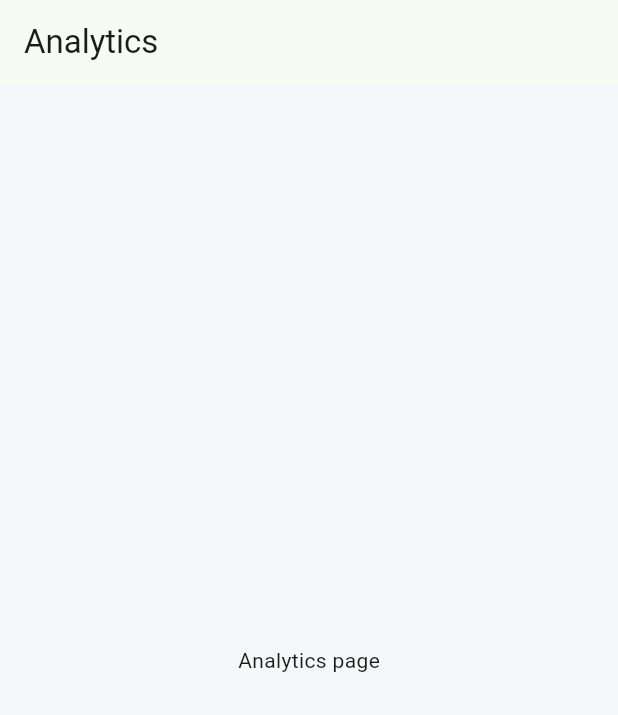
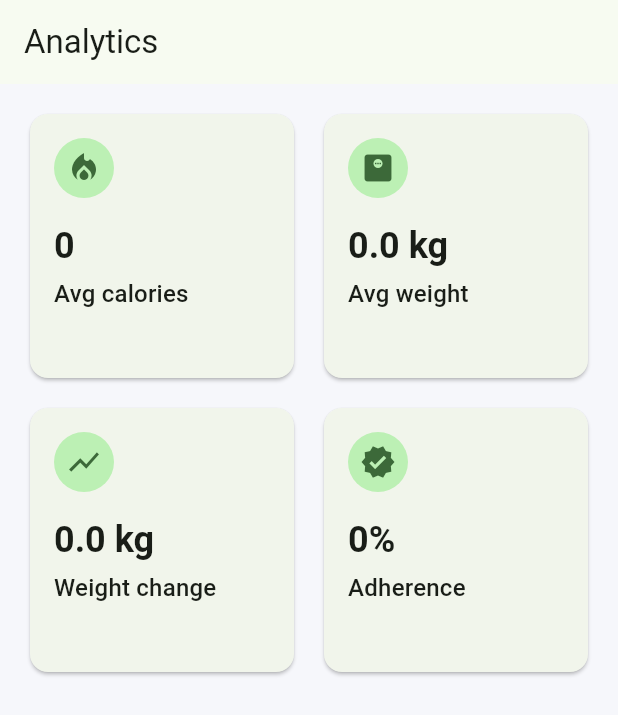
Before and after one commit to Druid45ra/Aplicatie_calorii, a Flutter app: the AnalyticsPage screen opened by its route, on a phone screen of 412 x 824 dp. Shown: the top 715 px of the screen. Run offline on Flutter 3.47's test engine with Material 3 defaults, Android fonts, the phone set to English and light mode, and no system bars; our stand-ins replace equatable, flutter_riverpod, get_it, go_router, hive, hive_flutter; accounts and stored records are empty.

Commit message:
Implement analytics feature

```diff
--- a/lib/src/core/services/service_locator.dart
+++ b/lib/src/core/services/service_locator.dart
@@ -1,6 +1,8 @@
 import 'package:get_it/get_it.dart';
 import 'package:hive_flutter/hive_flutter.dart';
 
+import '../../features/analytics/data/repositories/analytics_repository_impl.dart';
+import '../../features/analytics/domain/repositories/analytics_repository.dart';
 import '../../features/dashboard/data/repositories/dashboard_repository_impl.dart';
 import '../../features/dashboard/domain/repositories/dashboard_repository.dart';
 import '../../features/onboarding/data/datasources/local_profile_datasource.dart';
@@ -34,5 +36,8 @@ Future<void> setupDependencies() async {
     ..registerLazySingleton<WeightRepository>(() => WeightRepositoryImpl(sl()))
     ..registerLazySingleton<DashboardRepository>(
       () => DashboardRepositoryImpl(sl(), sl()),
+    )
+    ..registerLazySingleton<AnalyticsRepository>(
+      () => AnalyticsRepositoryImpl(sl(), sl()),
     );
 }
--- /dev/null
+++ b/lib/src/features/analytics/domain/repositories/analytics_repository.dart
@@ -0,0 +1,5 @@
+import '../entities/analytics_snapshot.dart';
+
+abstract class AnalyticsRepository {
+  Future<AnalyticsSnapshot> getSnapshot();
+}
--- /dev/null
+++ b/lib/src/features/analytics/presentation/controllers/analytics_controller.dart
@@ -0,0 +1,9 @@
+import 'package:flutter_riverpod/flutter_riverpod.dart';
+
+import '../../../../core/services/service_locator.dart';
+import '../../domain/entities/analytics_snapshot.dart';
+import '../../domain/usecases/get_analytics_snapshot.dart';
+
+final analyticsControllerProvider = FutureProvider<AnalyticsSnapshot>((ref) {
+  return GetAnalyticsSnapshot(sl())();
+});
--- a/lib/src/features/analytics/presentation/pages/analytics_page.dart
+++ b/lib/src/features/analytics/presentation/pages/analytics_page.dart
@@ -1,13 +1,62 @@
 import 'package:flutter/material.dart';
+import 'package:flutter_riverpod/flutter_riverpod.dart';
 
-class AnalyticsPage extends StatelessWidget {
+import '../../../../core/widgets/metric_card.dart';
+import '../controllers/analytics_controller.dart';
+
+class AnalyticsPage extends ConsumerWidget {
   const AnalyticsPage({super.key});
 
   @override
-  Widget build(BuildContext context) {
+  Widget build(BuildContext context, WidgetRef ref) {
+    final snapshot = ref.watch(analyticsControllerProvider);
+
     return Scaffold(
-      appBar: AppBar(title: const Text('Analytics')),
-      body: const Center(child: Text('Analytics page')),
+      appBar: AppBar(
+        title: const Text('Analytics'),
+      ),
+      body: Padding(
+        padding: const EdgeInsets.all(16),
+        child: snapshot.when(
+          data: (data) {
+            return GridView.count(
+              crossAxisCount: 2,
+              crossAxisSpacing: 12,
+              mainAxisSpacing: 12,
+              children: [
+                MetricCard(
+                  label: 'Avg calories',
+                  value: data.averageCalories.toStringAsFixed(0),
+                  icon: Icons.local_fire_department,
+                ),
+                MetricCard(
+                  label: 'Avg weight',
+                  value: '${data.averageWeight.toStringAsFixed(1)} kg',
+                  icon: Icons.monitor_weight,
+                ),
+                MetricCard(
+                  label: 'Weight change',
+                  value: '${data.weightChange.toStringAsFixed(1)} kg',
+                  icon: Icons.show_chart,
+                ),
+                MetricCard(
+                  label: 'Adherence',
+                  value: '${(data.adherenceRate * 100).toStringAsFixed(0)}%',
+                  icon: Icons.verified,
+                ),
+              ],
+            );
+          },
+          error: (error, stackTrace) {
+            return Center(
+              child: Text(error.toString()),
+            );
+          },
+          loading: () => const Center(
+            child: CircularProgressIndicator(),
+          ),
+        ),
+      ),
     );
   }
 }
```
Also changed, not shown: lib/src/features/analytics/data/repositories/analytics_repository_impl.dart (added, +44 -0 lines), lib/src/features/analytics/domain/entities/analytics_snapshot.dart (added, +23 -0 lines), lib/src/features/analytics/domain/usecases/get_analytics_snapshot.dart (added, +12 -0 lines).
